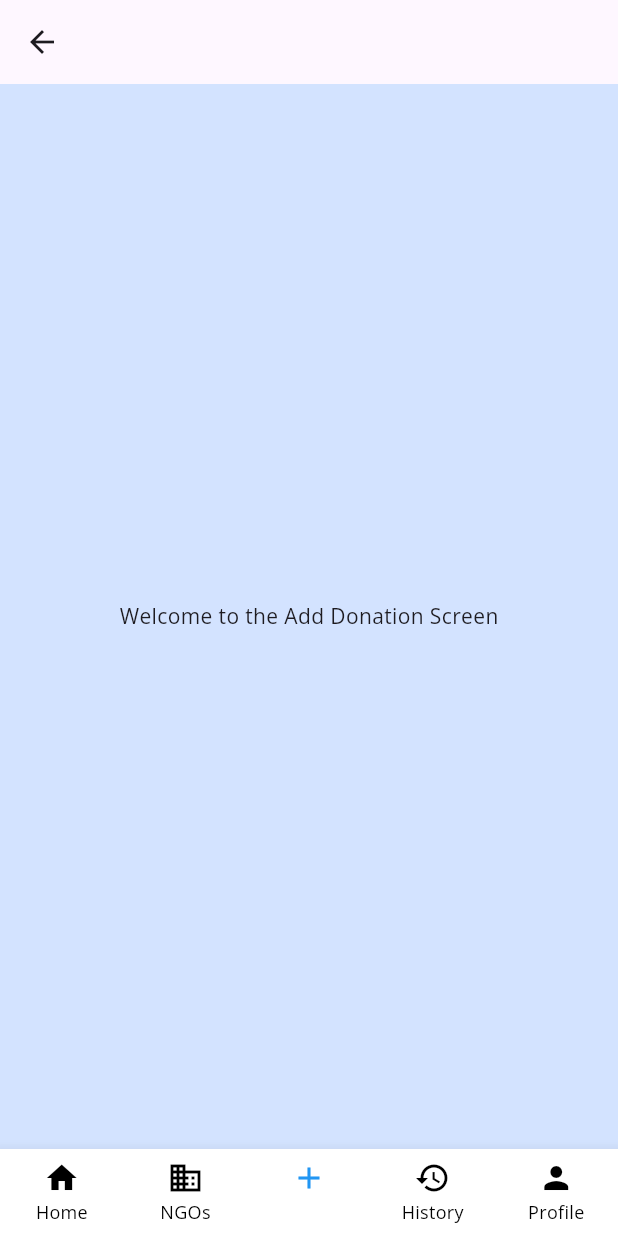
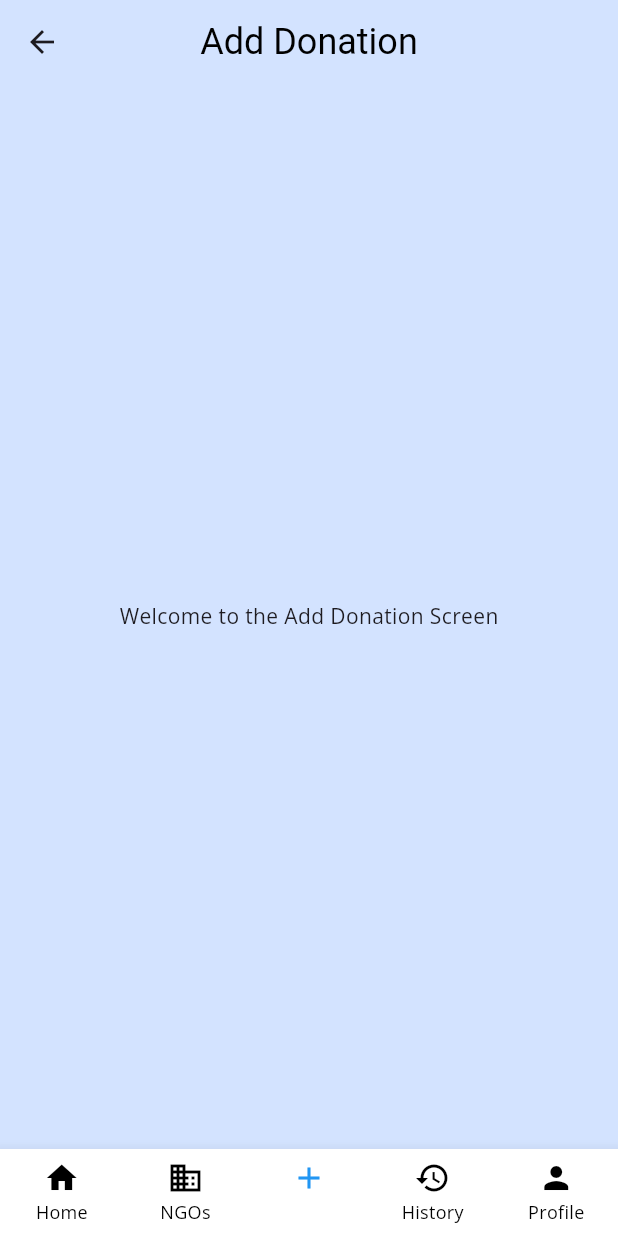
Before and after one commit to arunaguragain/aashwaas, a Flutter app: the DonorHomeScreen screen opened directly, item 3 of the bottom bar chosen, on a phone screen of 412 x 824 dp. Run offline on Flutter 3.47's test engine with Material 3 defaults, Android fonts, the phone set to English and light mode, and no system bars; our stand-ins replace font_awesome_flutter.

Commit message:
Added app bar to each bottom screen of donor and applied appbar themes

```diff
--- a/lib/screens/bottom_screen_donor/add_donation_screen.dart
+++ b/lib/screens/bottom_screen_donor/add_donation_screen.dart
@@ -1,8 +1,13 @@
 import 'package:flutter/material.dart';
 
-class AddDonationScreen extends StatelessWidget {
+class AddDonationScreen extends StatefulWidget {
   const AddDonationScreen({super.key});
 
+  @override
+  State<AddDonationScreen> createState() => _AddDonationScreenState();
+}
+
+class _AddDonationScreenState extends State<AddDonationScreen> {
   @override
   Widget build(BuildContext context) {
     return SizedBox.expand(
--- a/lib/screens/donor_home_screen.dart
+++ b/lib/screens/donor_home_screen.dart
@@ -27,7 +27,13 @@ class _DonorHomeScreenState extends State<DonorHomeScreen> {
   @override
   Widget build(BuildContext context) {
     return Scaffold(
-      appBar: AppBar(),
+      appBar: AppBar(title: Text(
+        _selectedIndex == 0? ''
+        :_selectedIndex == 1 ? 'NGOs & Instituitions'
+        :_selectedIndex == 2 ? 'Add Donation'
+        :_selectedIndex == 3 ? 'Donation History'
+        : 'My Profile'),
+      ),
       body: lstBottomScreen[_selectedIndex],
       bottomNavigationBar: BottomNavigationBar(
         type: BottomNavigationBarType.fixed,
--- a/lib/screens/donor_login_screen.dart
+++ b/lib/screens/donor_login_screen.dart
@@ -24,7 +24,7 @@ class _DonorLoginScreenState extends State<DonorLoginScreen> {
     final _gap = SizedBox(height: 15);
 
     return Scaffold(
-      appBar: AppBar(backgroundColor: const Color.fromARGB(255, 211, 227, 255)),
+      appBar: AppBar(),
       body: SingleChildScrollView(
         child: Padding(
           padding: const EdgeInsets.all(20.0),
--- a/lib/screens/donor_register_screen.dart
+++ b/lib/screens/donor_register_screen.dart
@@ -26,7 +26,7 @@ class _DonorRegisterScreenState extends State<DonorRegisterScreen> {
     final _gap = SizedBox(height: 15);
 
     return Scaffold(
-      appBar: AppBar(backgroundColor: const Color.fromARGB(255, 211, 227, 255)),
+      appBar: AppBar(),
       body: SingleChildScrollView(
         child: Padding(
           padding: const EdgeInsets.all(20.0),
--- a/lib/screens/volunteer_login_screen.dart
+++ b/lib/screens/volunteer_login_screen.dart
@@ -24,7 +24,7 @@ class _VolunteerLoginScreenState extends State<VolunteerLoginScreen> {
     final _gap = SizedBox(height: 15);
 
     return Scaffold(
-      appBar: AppBar(backgroundColor: const Color.fromARGB(255, 211, 227, 255)),
+      appBar: AppBar(),
       body: SingleChildScrollView(
         child: Padding(
           padding: const EdgeInsets.all(20.0),
--- a/lib/screens/volunteer_register_screen.dart
+++ b/lib/screens/volunteer_register_screen.dart
@@ -27,7 +27,7 @@ class _VolunteerRegisterScreenState extends State<VolunteerRegisterScreen> {
     final _gap = SizedBox(height: 15);
 
     return Scaffold(
-      appBar: AppBar(backgroundColor: const Color.fromARGB(255, 211, 227, 255)),
+      appBar: AppBar(),
       body: SingleChildScrollView(
         child: Padding(
           padding: const EdgeInsets.all(20.0),
```
Also changed, not shown: lib/theme/theme_data.dart (+11 -0 lines).
